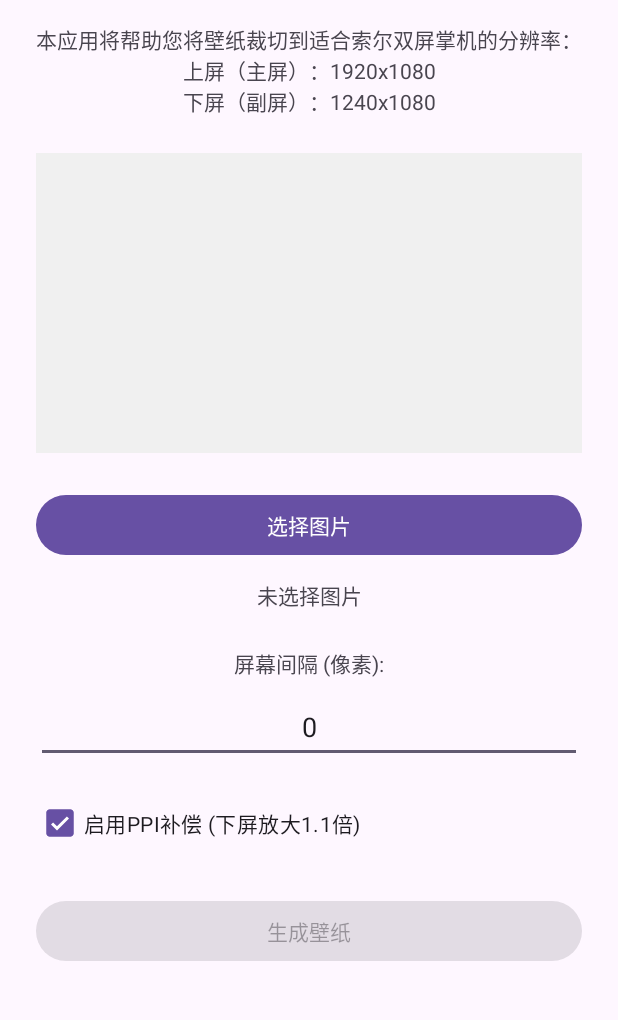
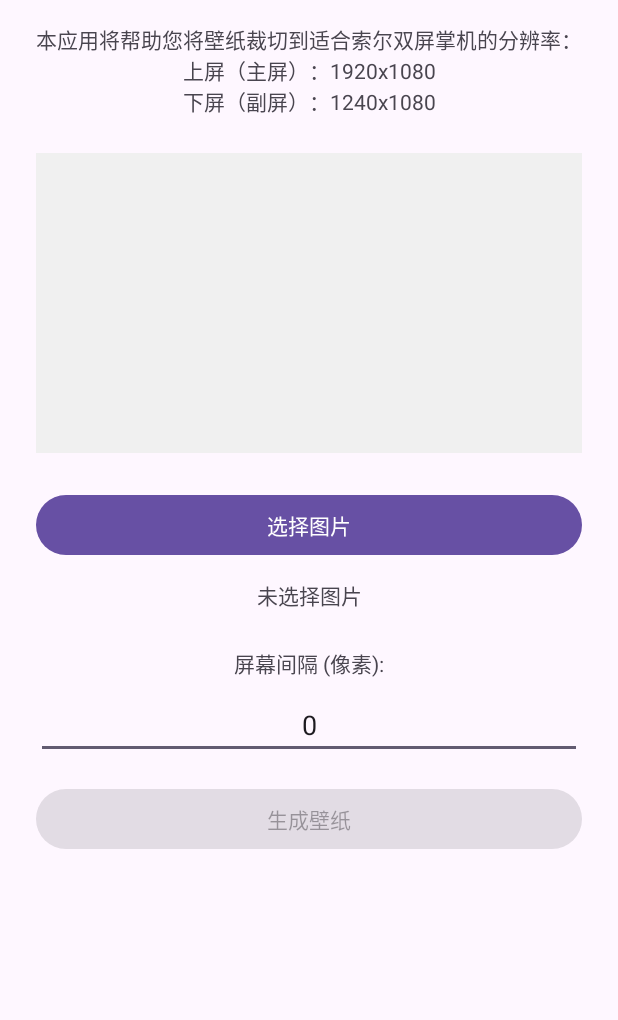
Before and after one commit to adam-ikari/ThorWallpaperTool, an Android app: the screen it shows after launch (MainActivity), on a phone screen of 412 x 824 dp, the part 90-1110 px from its top. Run offline under Robolectric (Android 15) with nearby library versions, the phone set to English and light mode, and no system bars.

Commit message:
Optimize image scaling algorithm and fix UI button text (#9)
* feat: implement image scaling with aspect ratio preservation

* fix: resolve build errors from duplicate functions and layout issues

* fix: correct PPI compensation logic for proper output resolution

* fix: handle original image resolution constraints and ensure correct output resolution

* test: add unit tests and fix algorithm to ensure correct output resolution

* fix: ensure target resolution is always achieved by using canvas drawing approach

* fix: use stretch scaling to fill target resolution without black pixels

* fix: correct algorithm to maintain aspect ratio while ensuring proper output resolution

* fix: correct algorithm to first calculate crop dimensions based on PPI, then crop, then scale to target resolution

* fix: rewrite processWallpaper function to correctly handle PPI, cropping, and scaling for optimal content display

* fix: add missing text attribute to btnProcessImage button

```diff
--- a/app/src/main/java/com/adam/thorwallpapertool/MainActivity.kt
+++ b/app/src/main/java/com/adam/thorwallpapertool/MainActivity.kt
@@ -57,7 +57,6 @@ class MainActivity : AppCompatActivity() {
         btnProcessImage = findViewById(R.id.btnProcessImage)
         selectedImageInfo = findViewById(R.id.selectedImageInfo)
         editGap = findViewById(R.id.editGap)
-        checkPPICompensation = findViewById(R.id.checkPPICompensation)
         progressBar = findViewById(R.id.progressBar)
     }
 
@@ -177,11 +176,8 @@ class MainActivity : AppCompatActivity() {
 
     private fun processWallpaperImage(originalBitmap: Bitmap, gap: Int = 0): Boolean {
         try {
-            // 从UI控件获取PPI补偿设置
-            val enablePPICompensation = checkPPICompensation.isChecked
-
-            // 使用ImageProcessor处理图片
-            val (upperBitmap, lowerBitmap) = ImageProcessor.processWallpaper(originalBitmap, gap, enablePPICompensation)
+            // 使用ImageProcessor处理图片 - 现在默认使用PPI计算
+            val (upperBitmap, lowerBitmap) = ImageProcessor.processWallpaper(originalBitmap, gap)
 
             // 保存处理后的图片
             saveProcessedImages(upperBitmap, lowerBitmap)
--- a/app/src/main/res/layout-land/activity_main.xml
+++ b/app/src/main/res/layout-land/activity_main.xml
@@ -105,17 +105,8 @@
                     android:layout_height="wrap_content"
                     android:layout_marginBottom="8dp"
                     android:inputType="number"
-                    android:hint="@string/gap_hint"
                     android:text="0"
                     android:textAlignment="center" />
-
-                <CheckBox
-                    android:id="@+id/checkPPICompensation"
-                    android:layout_width="match_parent"
-                    android:layout_height="wrap_content"
-                    android:layout_marginBottom="8dp"
-                    android:text="@string/ppi_compensation_label_land"
-                    android:checked="true" />
 
                 <Button
                     android:id="@+id/btnProcessImage"
--- a/app/src/main/res/layout/activity_main.xml
+++ b/app/src/main/res/layout/activity_main.xml
@@ -101,38 +101,24 @@
                 android:layout_marginTop="8dp"
                 android:layout_marginEnd="24dp"
                 android:inputType="number"
-                android:hint="@string/gap_hint"
                 android:text="0"
                 android:textAlignment="center"
                 app:layout_constraintEnd_toEndOf="parent"
                 app:layout_constraintStart_toStartOf="parent"
                 app:layout_constraintTop_toBottomOf="@id/gapLabel" />
 
-            <CheckBox
-                android:id="@+id/checkPPICompensation"
+            <Button
+                android:id="@+id/btnProcessImage"
                 android:layout_width="0dp"
                 android:layout_height="wrap_content"
                 android:layout_marginStart="24dp"
                 android:layout_marginTop="16dp"
                 android:layout_marginEnd="24dp"
-                android:text="@string/ppi_compensation_label"
-                android:checked="true"
-                app:layout_constraintEnd_toEndOf="parent"
-                app:layout_constraintStart_toStartOf="parent"
-                app:layout_constraintTop_toBottomOf="@id/editGap" />
-
-            <Button
-                android:id="@+id/btnProcessImage"
-                android:layout_width="0dp"
-                android:layout_height="wrap_content"
-                android:layout_marginStart="24dp"
-                android:layout_marginTop="24dp"
-                android:layout_marginEnd="24dp"
                 android:text="@string/btn_process_image"
                 android:enabled="false"
                 app:layout_constraintEnd_toEndOf="parent"
                 app:layout_constraintStart_toStartOf="parent"
-                app:layout_constraintTop_toBottomOf="@id/checkPPICompensation" />
+                app:layout_constraintTop_toBottomOf="@id/editGap" />
 
             <ProgressBar
                 android:id="@+id/progressBar"
```
Also changed, not shown: app/src/main/java/com/adam/thorwallpapertool/ImageProcessor.kt (+155 -85 lines), 2 other files.
